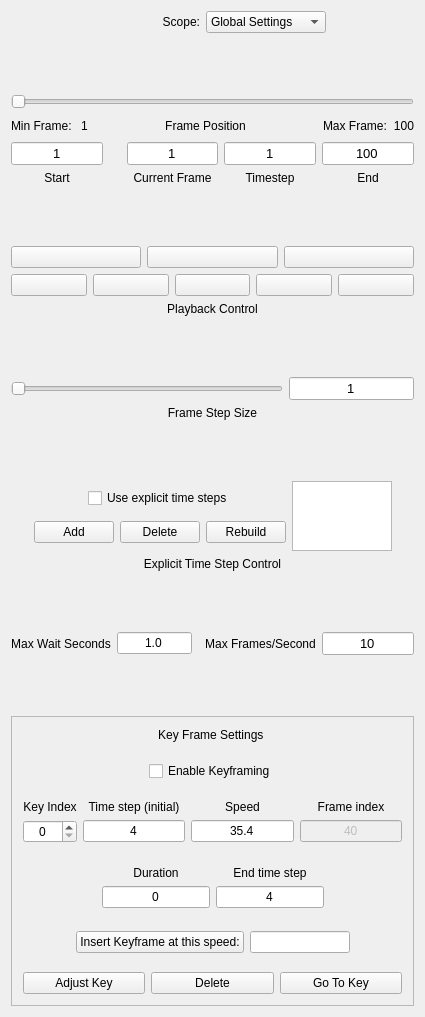
Before: the Qt Designer form apps/vaporgui/guis/ui/animationtab.ui in yyr/vapor, drawn with Qt 5.
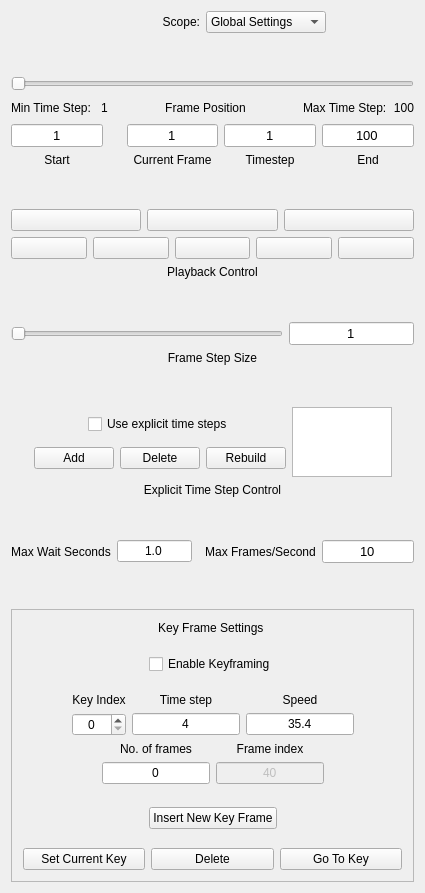
After: the same form once the commit is applied. Icons and pictures are not drawn.

```diff
--- a/apps/vaporgui/guis/ui/animationtab.ui
+++ b/apps/vaporgui/guis/ui/animationtab.ui
@@ -7,7 +7,7 @@
     <x>0</x>
     <y>0</y>
     <width>425</width>
-    <height>1017</height>
+    <height>893</height>
    </rect>
   </property>
   <property name="sizePolicy">
@@ -41,7 +41,7 @@
 and replaying of sequences of
 time steps is also controlled here.</string>
   </property>
-  <layout class="QHBoxLayout" name="horizontalLayout_8">
+  <layout class="QHBoxLayout" name="horizontalLayout_9">
    <item>
     <layout class="QVBoxLayout" name="verticalLayout_2">
      <item>
@@ -171,7 +171,7 @@
           <string>Min and Max timesteps refer to the smallest and largest time steps in the current dataset</string>
          </property>
          <property name="text">
-          <string>Min Frame: </string>
+          <string>Min Time Step: </string>
          </property>
          <property name="wordWrap">
           <bool>false</bool>
@@ -245,7 +245,7 @@
           <string>Min and Max frames refer to the smallest and largest time steps in the current dataset</string>
          </property>
          <property name="text">
-          <string>Max Frame:</string>
+          <string>Max Time Step:</string>
          </property>
          <property name="wordWrap">
           <bool>false</bool>
@@ -1048,7 +1048,7 @@
        <property name="lineWidth">
         <number>0</number>
        </property>
-       <layout class="QHBoxLayout" name="horizontalLayout_7">
+       <layout class="QHBoxLayout" name="horizontalLayout_8">
         <item>
          <layout class="QVBoxLayout" name="verticalLayout">
           <item>
@@ -1135,7 +1135,22 @@
            </spacer>
           </item>
           <item>
-           <layout class="QGridLayout" name="gridLayout">
+           <layout class="QHBoxLayout" name="horizontalLayout_2">
+            <item>
+             <spacer name="horizontalSpacer_8">
+              <property name="orientation">
+               <enum>Qt::Horizontal</enum>
+              </property>
+              <property name="sizeHint" stdset="0">
+               <size>
+                <width>40</width>
+                <height>20</height>
+               </size>
+              </property>
+             </spacer>
+            </item>
+            <item>
+             <layout class="QGridLayout" name="gridLayout_2">
             <item row="0" column="0">
              <widget class="QLabel" name="label_2">
               <property name="toolTip">
@@ -1165,7 +1180,7 @@
 &lt;p style=&quot; margin-top:0px; margin-bottom:0px; margin-left:0px; margin-right:0px; -qt-block-indent:0; text-indent:0px;&quot;&gt;&lt;span style=&quot; font-size:8pt;&quot;&gt;The data time steps are linearly interpolated between key frames.  For more precise control, insert more key frames.  When the speed is zero, the data time steps are linearly interpolated between the time step and the End time step of the keyframe.&lt;/span&gt;&lt;/p&gt;&lt;/body&gt;&lt;/html&gt;</string>
               </property>
               <property name="text">
-               <string>Time step (initial)</string>
+                 <string>Time step</string>
               </property>
               <property name="alignment">
                <set>Qt::AlignCenter</set>
@@ -1188,26 +1203,6 @@
               </property>
              </widget>
             </item>
-            <item row="0" column="3">
-             <widget class="QLabel" name="label_4">
-              <property name="toolTip">
-               <string>The frame index associated with the current key frame</string>
-              </property>
-              <property name="whatsThis">
-               <string>&lt;!DOCTYPE HTML PUBLIC &quot;-//W3C//DTD HTML 4.0//EN&quot; &quot;http://www.w3.org/TR/REC-html40/strict.dtd&quot;&gt;
-&lt;html&gt;&lt;head&gt;&lt;meta name=&quot;qrichtext&quot; content=&quot;1&quot; /&gt;&lt;style type=&quot;text/css&quot;&gt;
-p, li { white-space: pre-wrap; }
-&lt;/style&gt;&lt;/head&gt;&lt;body style=&quot; font-family:'MS Shell Dlg 2'; font-size:8.25pt; font-weight:400; font-style:normal;&quot;&gt;
-&lt;p style=&quot; margin-top:0px; margin-bottom:0px; margin-left:0px; margin-right:0px; -qt-block-indent:0; text-indent:0px;&quot;&gt;&lt;span style=&quot; font-size:8pt;&quot;&gt;The frame index index is the position of the keyframe in the full animation sequence.  It is the sum of all the frame counts for previous frames.  It cannot be edited.&lt;/span&gt;&lt;/p&gt;&lt;/body&gt;&lt;/html&gt;</string>
-              </property>
-              <property name="text">
-               <string>Frame index</string>
-              </property>
-              <property name="alignment">
-               <set>Qt::AlignCenter</set>
-              </property>
-             </widget>
-            </item>
             <item row="1" column="0">
              <widget class="QSpinBox" name="keyIndexSpin">
               <property name="minimumSize">
@@ -1267,49 +1262,25 @@
               </property>
              </widget>
             </item>
-            <item row="1" column="3">
-             <widget class="QLineEdit" name="frameIndexEdit">
-              <property name="enabled">
-               <bool>false</bool>
-              </property>
-              <property name="toolTip">
-               <string>The frame index associated with the current key frame.  </string>
-              </property>
-              <property name="whatsThis">
-               <string>&lt;!DOCTYPE HTML PUBLIC &quot;-//W3C//DTD HTML 4.0//EN&quot; &quot;http://www.w3.org/TR/REC-html40/strict.dtd&quot;&gt;
-&lt;html&gt;&lt;head&gt;&lt;meta name=&quot;qrichtext&quot; content=&quot;1&quot; /&gt;&lt;style type=&quot;text/css&quot;&gt;
-p, li { white-space: pre-wrap; }
-&lt;/style&gt;&lt;/head&gt;&lt;body style=&quot; font-family:'MS Shell Dlg 2'; font-size:8.25pt; font-weight:400; font-style:normal;&quot;&gt;
-&lt;p style=&quot; margin-top:0px; margin-bottom:0px; margin-left:0px; margin-right:0px; -qt-block-indent:0; text-indent:0px;&quot;&gt;&lt;span style=&quot; font-size:8pt;&quot;&gt;The frame index index is the position of the keyframe in the full animation sequence.  It is the sum of all the frame counts for previous frames.  It cannot be edited.  It is a consequence of the speeds at the various key frames as well as the duration of keyframes where the camera is fixed.&lt;/span&gt;&lt;/p&gt;&lt;/body&gt;&lt;/html&gt;</string>
-              </property>
-              <property name="text">
-               <string>40</string>
-              </property>
-              <property name="alignment">
-               <set>Qt::AlignCenter</set>
-              </property>
-              <property name="readOnly">
-               <bool>true</bool>
-              </property>
-             </widget>
-            </item>
            </layout>
           </item>
           <item>
-           <spacer name="verticalSpacer_6">
+             <spacer name="horizontalSpacer_7">
             <property name="orientation">
-             <enum>Qt::Vertical</enum>
+               <enum>Qt::Horizontal</enum>
             </property>
             <property name="sizeHint" stdset="0">
              <size>
-              <width>20</width>
-              <height>17</height>
+                <width>40</width>
+                <height>20</height>
              </size>
             </property>
            </spacer>
           </item>
+           </layout>
+          </item>
           <item>
-           <layout class="QHBoxLayout" name="horizontalLayout_2">
+           <layout class="QHBoxLayout" name="horizontalLayout_7">
             <item>
              <spacer name="horizontalSpacer_5">
               <property name="orientation">
@@ -1324,7 +1295,7 @@
              </spacer>
             </item>
             <item>
-             <layout class="QGridLayout" name="gridLayout_2">
+             <layout class="QGridLayout" name="gridLayout">
               <item row="0" column="0">
                <widget class="QLabel" name="label_7">
                 <property name="toolTip">
@@ -1338,7 +1309,7 @@
 &lt;p style=&quot; margin-top:0px; margin-bottom:0px; margin-left:0px; margin-right:0px; -qt-block-indent:0; text-indent:0px;&quot;&gt;&lt;span style=&quot; font-size:8pt;&quot;&gt;The duration indicates the number of frames that the camera remains at a viewpoint.  It can only be edited if the speed is zero.  The time steps can change while the camera is fixed, if the duration is greater than zero.  The time steps are linearly interpolated between the time step of the keyframe and the end time step of the keyframe.&lt;/span&gt;&lt;/p&gt;&lt;/body&gt;&lt;/html&gt;</string>
                 </property>
                 <property name="text">
-                 <string>Duration</string>
+                 <string>No. of frames</string>
                 </property>
                 <property name="alignment">
                  <set>Qt::AlignCenter</set>
@@ -1346,7 +1317,7 @@
                </widget>
               </item>
               <item row="0" column="1">
-               <widget class="QLabel" name="label_6">
+               <widget class="QLabel" name="label_4">
                 <property name="toolTip">
                  <string>The time step of the data that is used at this key frame</string>
                 </property>
@@ -1358,7 +1329,7 @@
 &lt;p style=&quot; margin-top:0px; margin-bottom:0px; margin-left:0px; margin-right:0px; -qt-block-indent:0; text-indent:0px;&quot;&gt;&lt;span style=&quot; font-size:8pt;&quot;&gt;The duration indicates the number of frames that the camera remains at a viewpoint.  It can only be edited if the speed is zero.  The time steps can change while the camera is fixed, if the duration is greater than zero.  The time steps are linearly interpolated between the time step of the keyframe and the end time step of the keyframe.&lt;/span&gt;&lt;/p&gt;&lt;/body&gt;&lt;/html&gt;</string>
                 </property>
                 <property name="text">
-                 <string>End time step</string>
+                 <string>Frame index</string>
                 </property>
                 <property name="alignment">
                  <set>Qt::AlignCenter</set>
@@ -1366,7 +1337,7 @@
                </widget>
               </item>
               <item row="1" column="0">
-               <widget class="QLineEdit" name="durationEdit">
+               <widget class="QLineEdit" name="numFramesEdit">
                 <property name="toolTip">
                  <string>Number of frames where the camera remains fixed at the viewpoint of the current keyframe</string>
                 </property>
@@ -1389,7 +1360,10 @@
                </widget>
               </item>
               <item row="1" column="1">
-               <widget class="QLineEdit" name="endTimestepEdit">
+               <widget class="QLineEdit" name="frameIndexEdit">
+                <property name="enabled">
+                 <bool>false</bool>
+                </property>
                 <property name="toolTip">
                  <string>The ending time step of the data used while the camera is at the keyframe.</string>
                 </property>
@@ -1401,11 +1375,14 @@
 &lt;p style=&quot; margin-top:0px; margin-bottom:0px; margin-left:0px; margin-right:0px; -qt-block-indent:0; text-indent:0px;&quot;&gt;&lt;span style=&quot; font-size:8pt;&quot;&gt;The duration indicates the number of frames that the camera remains at a viewpoint.  It can only be edited if the speed is zero.  The time steps can change while the camera is fixed, if the duration is greater than zero.  The time steps are linearly interpolated between the time step of the keyframe and the end time step of the keyframe.&lt;/span&gt;&lt;/p&gt;&lt;/body&gt;&lt;/html&gt;</string>
                 </property>
                 <property name="text">
-                 <string>4</string>
+                 <string>40</string>
                 </property>
                 <property name="alignment">
                  <set>Qt::AlignCenter</set>
                 </property>
+                <property name="readOnly">
+                 <bool>true</bool>
+                </property>
                </widget>
               </item>
              </layout>
@@ -1472,30 +1449,7 @@
 &lt;p style=&quot; margin-top:0px; margin-bottom:0px; margin-left:0px; margin-right:0px; -qt-block-indent:0; text-indent:0px;&quot;&gt;&lt;span style=&quot; font-size:8pt;&quot;&gt;Clicking this button results in inserting a keyframe immediately after the keyframe indicated by the current key index displayed above.  The camera speed at the keyframe will use the value indicated here.  However, if the camera position does not change between keyframes, the speed at both keyframes will be set to zero.  If two keyframes with zero speed have different camera positions, then an additional keyframe will be inserted between them with nonzero speed. &lt;/span&gt;&lt;/p&gt;&lt;/body&gt;&lt;/html&gt;</string>
               </property>
               <property name="text">
-               <string>Insert Keyframe at this speed:</string>
-              </property>
-             </widget>
-            </item>
-            <item>
-             <widget class="QLineEdit" name="keyframeSpeedEdit">
-              <property name="maximumSize">
-               <size>
-                <width>100</width>
-                <height>16777215</height>
-               </size>
-              </property>
-              <property name="toolTip">
-               <string>Specify the camera speed at the inserted keyframe.  Set to zero to make the camera come to a stop at this position.</string>
-              </property>
-              <property name="whatsThis">
-               <string>&lt;!DOCTYPE HTML PUBLIC &quot;-//W3C//DTD HTML 4.0//EN&quot; &quot;http://www.w3.org/TR/REC-html40/strict.dtd&quot;&gt;
-&lt;html&gt;&lt;head&gt;&lt;meta name=&quot;qrichtext&quot; content=&quot;1&quot; /&gt;&lt;style type=&quot;text/css&quot;&gt;
-p, li { white-space: pre-wrap; }
-&lt;/style&gt;&lt;/head&gt;&lt;body style=&quot; font-family:'MS Shell Dlg 2'; font-size:8.25pt; font-weight:400; font-style:normal;&quot;&gt;
-&lt;p style=&quot; margin-top:0px; margin-bottom:0px; margin-left:0px; margin-right:0px; -qt-block-indent:0; text-indent:0px;&quot;&gt;&lt;span style=&quot; font-size:8pt;&quot;&gt;The speed is the camera speed at the keyframe, measured in scene diameters per frame.  A value of zero will result in the camera slowing to a stop at the keyframe.&lt;/span&gt;&lt;/p&gt;&lt;/body&gt;&lt;/html&gt;</string>
-              </property>
-              <property name="alignment">
-               <set>Qt::AlignCenter</set>
+               <string>Insert New Key Frame</string>
               </property>
              </widget>
             </item>
@@ -1538,7 +1492,7 @@
                <string>To specify the viewpoint and/or the time step at a key frame, set the current time step and viewpoint in the GUI, then click this button.</string>
               </property>
               <property name="text">
-               <string>Adjust Key</string>
+               <string>Set Current Key</string>
               </property>
              </widget>
             </item>
```
Left out of the diff: 78 changed lines with no effect on the pictures. Lines whose indentation alone changed are shown as unchanged.
